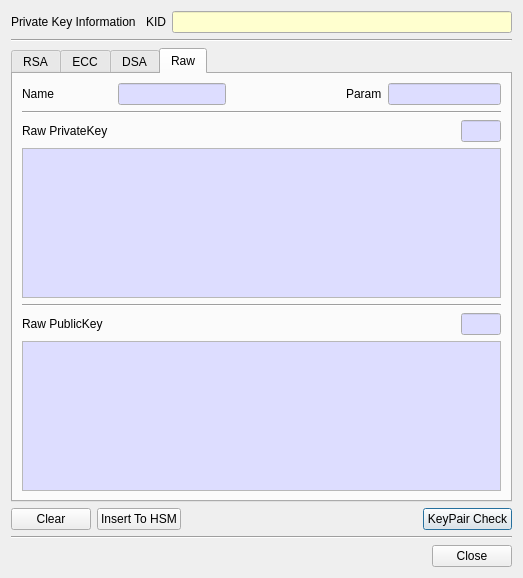
Qt form CertMan/pri_key_info_dlg.ui (jykim74/CertMan) before a commit.
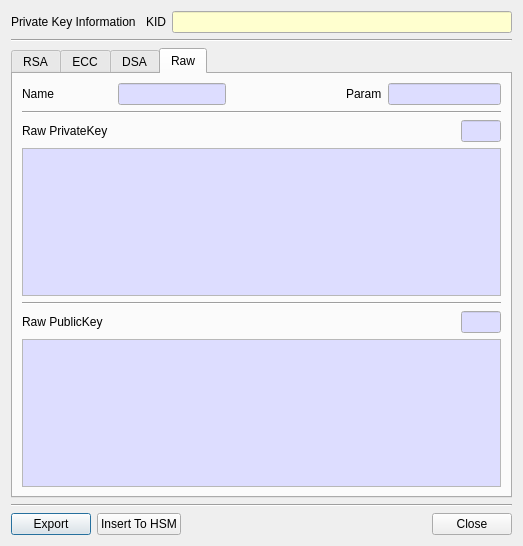
The same form after that commit.

```diff
--- a/CertMan/pri_key_info_dlg.ui
+++ b/CertMan/pri_key_info_dlg.ui
@@ -7,7 +7,7 @@
     <x>0</x>
     <y>0</y>
     <width>523</width>
-    <height>578</height>
+    <height>546</height>
    </rect>
   </property>
   <property name="windowTitle">
@@ -2574,47 +2574,6 @@
      </widget>
     </widget>
    </item>
-   <item>
-    <layout class="QGridLayout" name="gridLayout_11">
-     <property name="topMargin">
-      <number>0</number>
-     </property>
-     <item row="0" column="3">
-      <widget class="QPushButton" name="mKeyPairCheckBtn">
-       <property name="text">
-        <string>KeyPair Check</string>
-       </property>
-      </widget>
-     </item>
-     <item row="0" column="1">
-      <widget class="QPushButton" name="mInsertToHSMBtn">
-       <property name="text">
-        <string>Insert To HSM</string>
-       </property>
-      </widget>
-     </item>
-     <item row="0" column="2">
-      <spacer name="horizontalSpacer_6">
-       <property name="orientation">
-        <enum>Qt::Horizontal</enum>
-       </property>
-       <property name="sizeHint" stdset="0">
-        <size>
-         <width>40</width>
-         <height>20</height>
-        </size>
-       </property>
-      </spacer>
-     </item>
-     <item row="0" column="0">
-      <widget class="QPushButton" name="mClearBtn">
-       <property name="text">
-        <string>Clear</string>
-       </property>
-      </widget>
-     </item>
-    </layout>
-   </item>
    <item>
     <widget class="Line" name="line_2">
      <property name="orientation">
@@ -2627,7 +2586,14 @@
      <property name="topMargin">
       <number>0</number>
      </property>
-     <item row="0" column="1">
+     <item row="0" column="0">
+      <widget class="QPushButton" name="mExportBtn">
+       <property name="text">
+        <string>Export</string>
+       </property>
+      </widget>
+     </item>
+     <item row="0" column="2">
       <spacer name="horizontalSpacer">
        <property name="orientation">
         <enum>Qt::Horizontal</enum>
@@ -2640,13 +2606,20 @@
        </property>
       </spacer>
      </item>
-     <item row="0" column="4">
+     <item row="0" column="5">
       <widget class="QPushButton" name="mCloseBtn">
        <property name="text">
         <string>Close</string>
        </property>
       </widget>
      </item>
+     <item row="0" column="1">
+      <widget class="QPushButton" name="mInsertToHSMBtn">
+       <property name="text">
+        <string>Insert To HSM</string>
+       </property>
+      </widget>
+     </item>
     </layout>
    </item>
   </layout>
```
Left out of the diff: 3 changed lines with no effect on the pictures.
